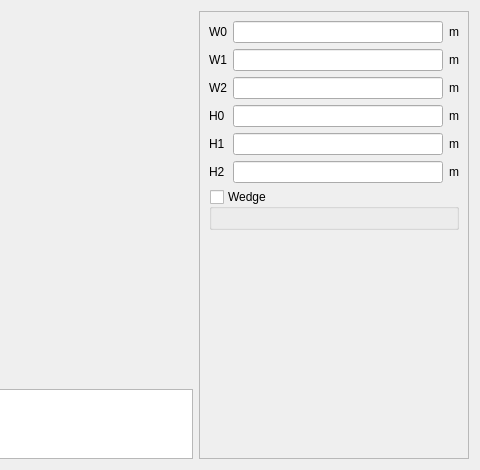
Before: the Qt Designer form pyleecan/GUI/Dialog/DMachineSetup/SWSlot/PWSlot29/PWSlot29.ui in Eomys/pyleecan, drawn with Qt 5; both pictures show x 419 to 899 and y 0 to 470 of the 899 by 470 pixel window.
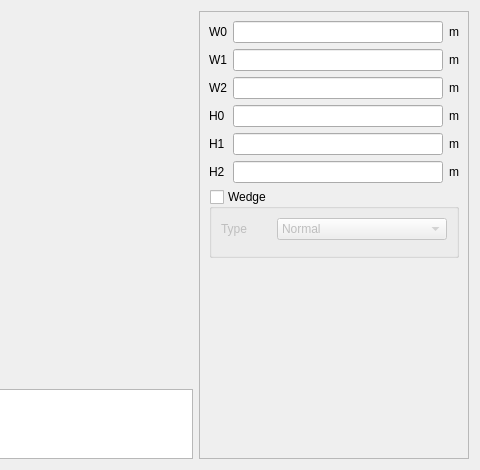
After: the same form once the commit is applied. Icons and pictures are not drawn. Custom widgets are drawn as their Qt base class.

Commit message: [NF] Adding methods type_wedge with modification GUI

```diff
--- a/pyleecan/GUI/Dialog/DMachineSetup/SWSlot/PWSlot29/PWSlot29.ui
+++ b/pyleecan/GUI/Dialog/DMachineSetup/SWSlot/PWSlot29/PWSlot29.ui
@@ -233,8 +233,30 @@
          <property name="checked">
           <bool>false</bool>
          </property>
-         <layout class="QVBoxLayout" name="verticalLayout">
-          <item>
+         <layout class="QGridLayout" name="gridLayout_2">
+          <item row="0" column="0">
+           <widget class="QLabel" name="in_type">
+            <property name="maximumSize">
+             <size>
+              <width>50</width>
+              <height>16777215</height>
+             </size>
+            </property>
+            <property name="text">
+             <string>Type</string>
+            </property>
+           </widget>
+          </item>
+          <item row="0" column="1">
+           <widget class="QComboBox" name="c_wedge_type">
+            <item>
+             <property name="text">
+              <string>Normal</string>
+             </property>
+            </item>
+           </widget>
+          </item>
+          <item row="1" column="0" colspan="2">
            <widget class="WMatSelectV" name="w_wedge_mat" native="true">
             <property name="minimumSize">
              <size>
```
The commit also changes 20 other files.
